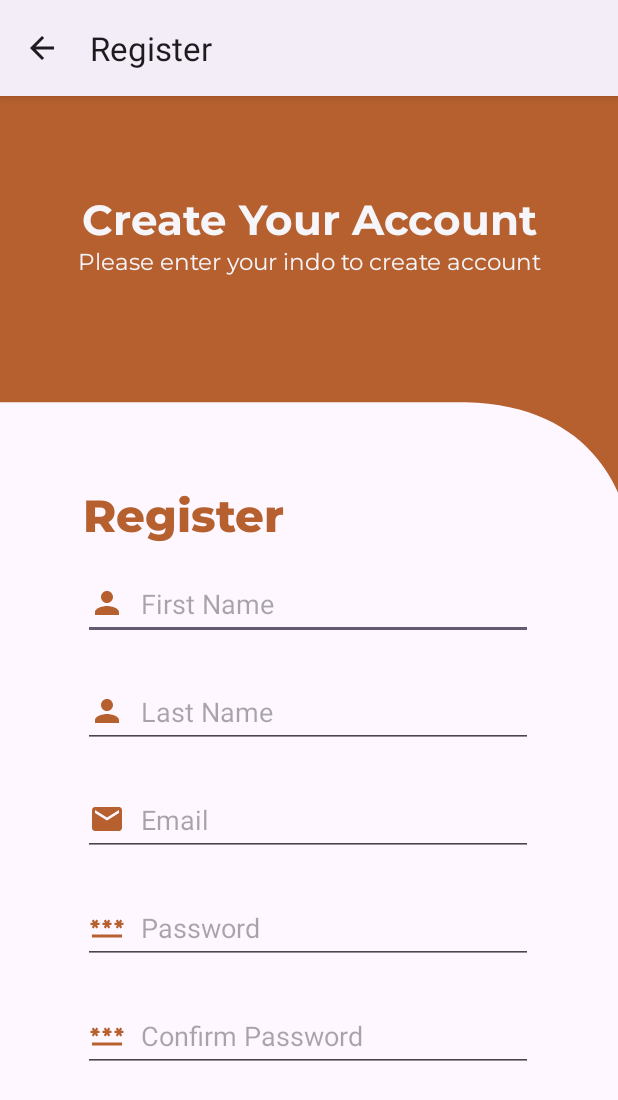
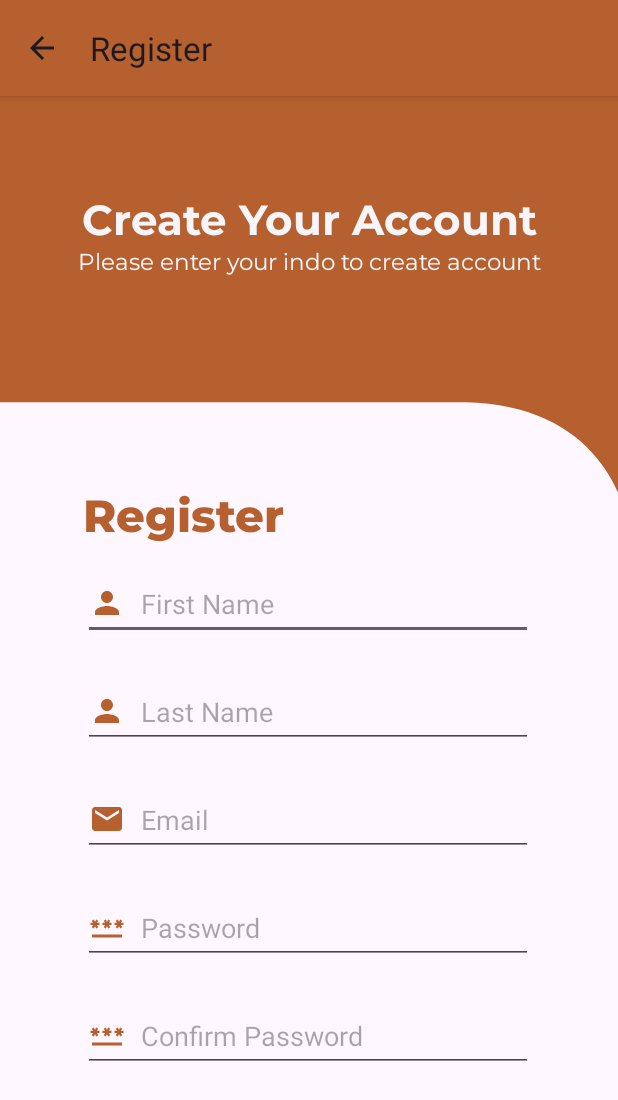
Before and after one commit to Dikarahmanm/Wismata-C23-PS297, an Android app: the RegisterActivity screen opened directly, with no data from a screen before it, on a phone screen of 412 x 824 dp. Shown: the top 1100 px of the screen. Run offline under Robolectric (Android 15) with nearby library versions, the phone set to English and light mode, and no system bars.

Commit message:
change appbar color

```diff
--- a/Android/app/src/main/java/com/dika/wismata/ui/RegisterActivity.kt
+++ b/Android/app/src/main/java/com/dika/wismata/ui/RegisterActivity.kt
@@ -3,6 +3,7 @@ package com.dika.wismata.ui
 import android.content.Intent
 import androidx.appcompat.app.AppCompatActivity
 import android.os.Bundle
+import androidx.core.graphics.drawable.toDrawable
 import com.dika.wismata.R
 import com.dika.wismata.databinding.ActivityRegisterBinding
 
@@ -16,6 +17,7 @@ class RegisterActivity : AppCompatActivity() {
 
         supportActionBar?.title = getString(R.string.Register)
         supportActionBar?.setDisplayHomeAsUpEnabled(true)
+        supportActionBar?.setBackgroundDrawable(getColor(R.color.orange).toDrawable())
 
         binding.login.setOnClickListener {
             val intent = Intent(this, LoginActivity::class.java)
```
